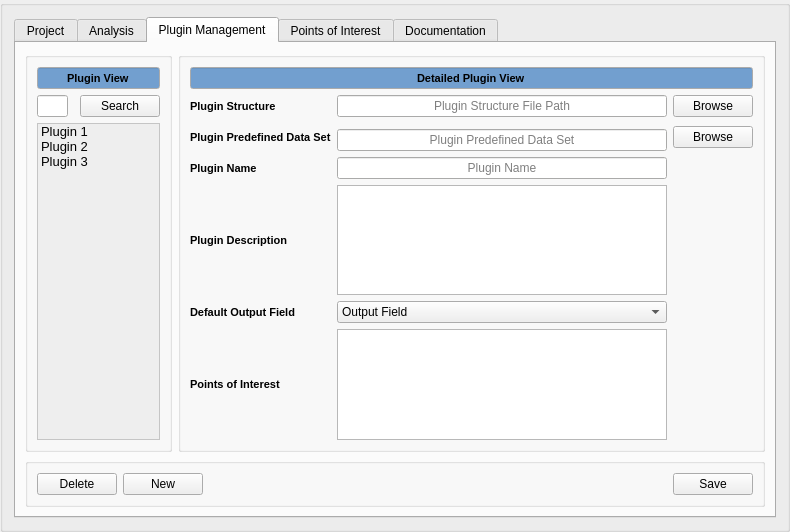
The window that BEAT View/ui_files/BEAT.ui (gjjuarez/BEAT) describes before a commit, drawn with Qt 5.
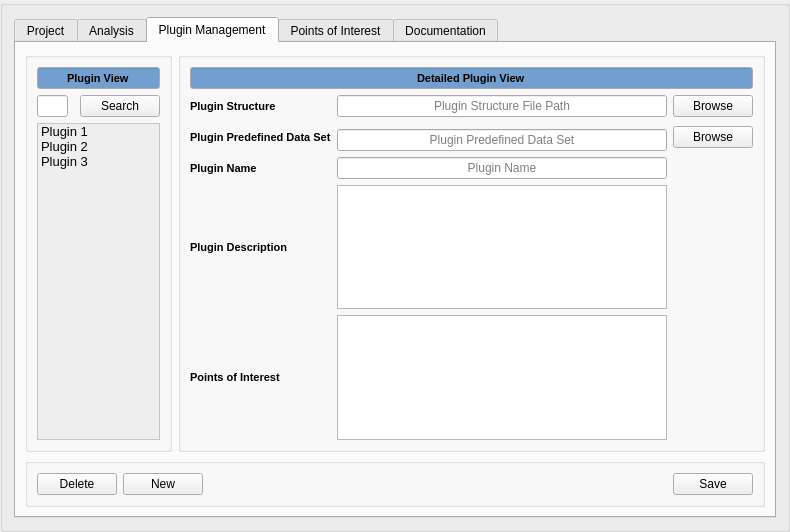
The same window after the commit. The open tabs and pages were chosen to show the change.

Commit message: Removed unused features

What changed in the file:
```diff
--- a/BEAT View/ui_files/BEAT.ui
+++ b/BEAT View/ui_files/BEAT.ui
@@ -4991,23 +4991,6 @@
             </property>
            </widget>
           </item>
-          <item row="7" column="0">
-           <widget class="QLabel" name="default_output_field_label">
-            <property name="font">
-             <font>
-              <pointsize>8</pointsize>
-              <weight>75</weight>
-              <bold>true</bold>
-             </font>
-            </property>
-            <property name="text">
-             <string>Default Output Field</string>
-            </property>
-            <property name="textInteractionFlags">
-             <set>Qt::NoTextInteraction</set>
-            </property>
-           </widget>
-          </item>
           <item row="1" column="3" alignment="Qt::AlignLeft">
            <widget class="QPushButton" name="plugin_structure_browse_button">
             <property name="text">
@@ -5109,7 +5092,7 @@
             </property>
            </widget>
           </item>
-          <item row="9" column="0">
+          <item row="8" column="0">
            <widget class="QLabel" name="points_of_interest_label">
             <property name="font">
              <font>
@@ -5578,25 +5561,9 @@
             </property>
            </widget>
           </item>
-          <item row="9" column="2">
+          <item row="8" column="2">
            <widget class="QTextEdit" name="points_of_interest_list_textedit"/>
           </item>
-          <item row="7" column="2">
-           <widget class="QComboBox" name="output_field_dropdown">
-            <property name="font">
-             <font>
-              <pointsize>9</pointsize>
-              <weight>50</weight>
-              <bold>false</bold>
-             </font>
-            </property>
-            <item>
-             <property name="text">
-              <string>Output Field</string>
-             </property>
-            </item>
-           </widget>
-          </item>
          </layout>
         </widget>
        </item>
```
Left out of the diff: 21 changed lines with no effect on the pictures. The commit also changes 2 other files.
